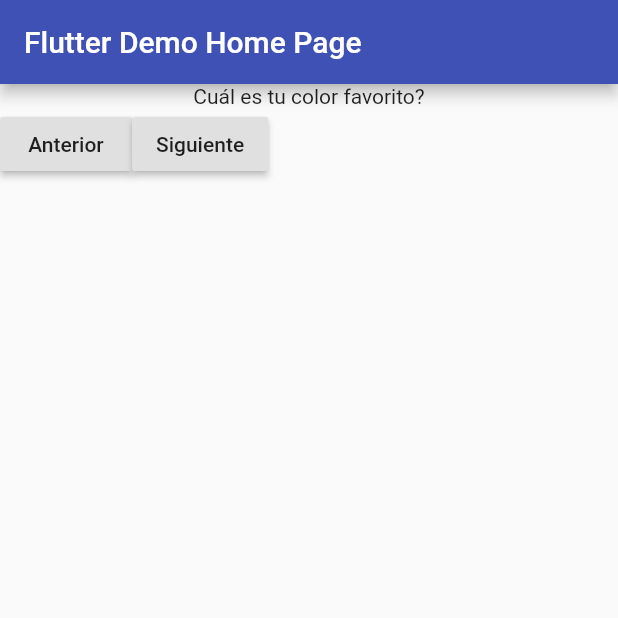
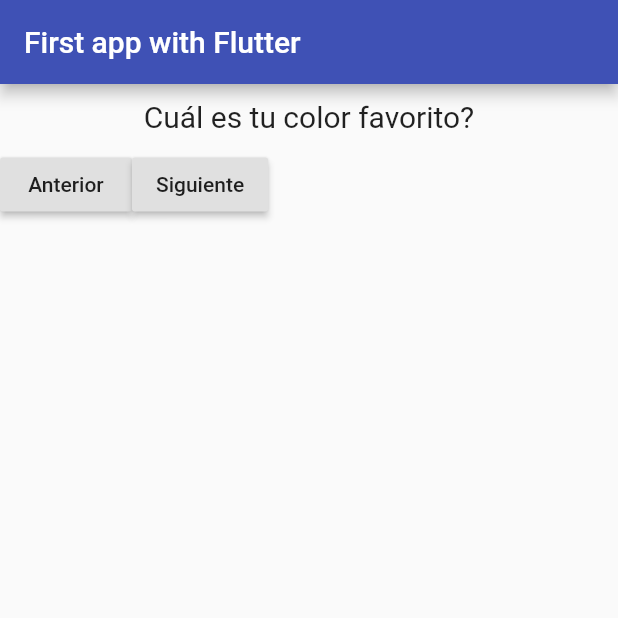
Before and after one commit to OswaldoAH/first_app_flutter, a Flutter app: the screen it shows after launch, on a phone screen of 412 x 824 dp, the top half of it. Run offline on Flutter 3.47's test engine with Material 2 defaults, Android fonts, the phone set to English and light mode, and no system bars; missing offline and left inert: dart:ffi.

Commit message:
Agregando estilo a un widget

```diff
--- a/lib/main.dart
+++ b/lib/main.dart
@@ -29,7 +29,7 @@ class MyApp extends StatelessWidget {
         // closer together (more dense) than on mobile platforms.
         visualDensity: VisualDensity.adaptivePlatformDensity,
       ),
-      home: MyHomePage(title: 'Flutter Demo Home Page'),
+      home: MyHomePage(title: 'First app with Flutter'),
     );
   }
 }
@@ -56,7 +56,7 @@ class _MyHomePageState extends State<MyHomePage> {
   int _questionIndex=0;
   var _questions=[
     'Cuál es tu color favorito?',
-    'Cuál es tu animal favorito?',
+    'Cuál es tu animal favorito?  ',
     ];
   void _incrementIndex() {
     setState(() {
--- a/lib/question.dart
+++ b/lib/question.dart
@@ -8,6 +8,15 @@ class Question extends StatelessWidget {
 
   @override
   Widget build(BuildContext context) {
-    return Text(questionText);
+    return Container(
+        width: double.infinity,
+        margin: EdgeInsets.all(10) ,
+        child: Text(
+          questionText,
+          style: TextStyle(fontSize: 20),
+          textAlign: TextAlign.center,
+
+          ),
+      );
   }
 }
```
